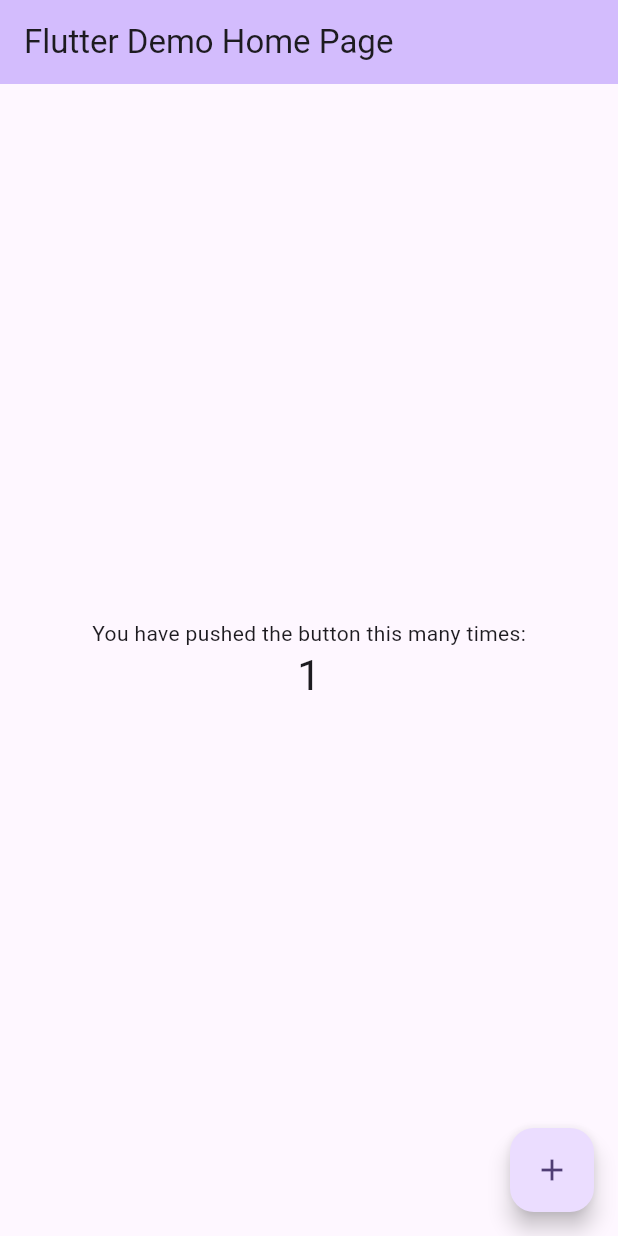
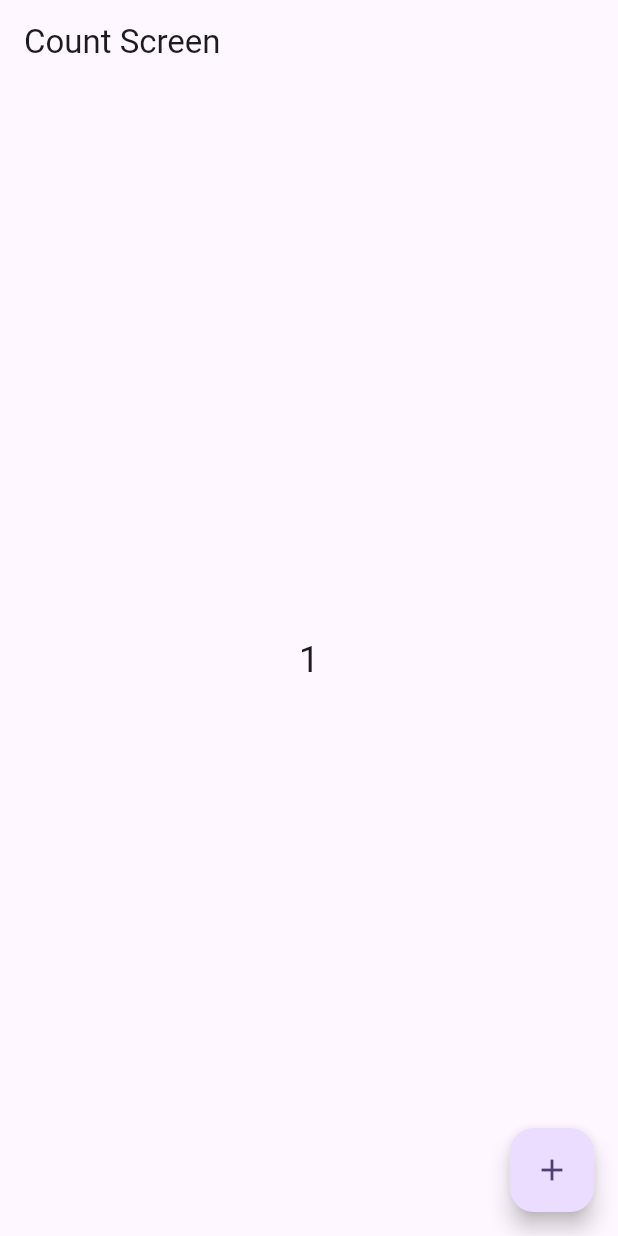
Before and after one commit to Sumair-Ali507/Learn-Provider, a Flutter app: the screen it shows after launch, after a tap on the "add" icon, on a phone screen of 412 x 824 dp. Run offline on Flutter 3.47's test engine with Material 3 defaults, Android fonts, the phone set to English and light mode, and no system bars.

Commit message:
Learn Single Provider

```diff
--- /dev/null
+++ b/learn_provider/lib/Provider/Screens/count_screen.dart
@@ -0,0 +1,45 @@
+import 'package:flutter/material.dart';
+import 'package:learn_provider/Provider/count_provider.dart';
+import 'package:provider/provider.dart';
+
+
+class CountScreen extends StatefulWidget {
+   CountScreen({super.key});
+
+
+
+  @override
+  State<CountScreen> createState() => _CountScreenState();
+}
+
+class _CountScreenState extends State<CountScreen> {
+  @override
+  Widget build(BuildContext context) {
+    final countProvider = Provider.of<CountProvider>(context, listen: false);
+    return Scaffold(
+      appBar: AppBar(
+        title: const Text('Count Screen'),
+      ),
+      body: Column(
+        mainAxisAlignment: MainAxisAlignment.center,
+        crossAxisAlignment: CrossAxisAlignment.center,
+        children: [
+          Center(child: Consumer<CountProvider>(
+              builder: (context , value,child) {
+                return Text(value.count.toString() ,style: (TextStyle(fontSize: 24,)),);
+              }
+          )),
+        ],
+      ),
+
+      floatingActionButton: FloatingActionButton(
+        onPressed: () {
+          countProvider.setCount();
+
+
+        },
+        child: const Icon(Icons.add),
+      ),
+    );
+  }
+}
--- /dev/null
+++ b/learn_provider/lib/Provider/count_provider.dart
@@ -0,0 +1,15 @@
+import 'package:flutter/foundation.dart';
+
+class CountProvider with ChangeNotifier{
+  int _count = 0;
+  int get count => _count;
+
+  void setCount(){
+
+    _count++;
+    notifyListeners();
+  }
+
+
+
+}
--- a/learn_provider/lib/main.dart
+++ b/learn_provider/lib/main.dart
@@ -1,4 +1,7 @@
 import 'package:flutter/material.dart';
+import 'package:learn_provider/Provider/Screens/count_screen.dart';
+import 'package:learn_provider/Provider/count_provider.dart';
+import 'package:provider/provider.dart';
 
 void main() {
   runApp(const MyApp());
@@ -10,7 +13,10 @@ class MyApp extends StatelessWidget {
   // This widget is the root of your application.
   @override
   Widget build(BuildContext context) {
-    return MaterialApp(
+
+    return ChangeNotifierProvider(
+        create: (_) => CountProvider(),
+      child: MaterialApp(
         title: 'Flutter Demo',
         theme: ThemeData(
           // This is the theme of your application.
@@ -31,95 +37,10 @@ class MyApp extends StatelessWidget {
           colorScheme: ColorScheme.fromSeed(seedColor: Colors.deepPurple),
           useMaterial3: true,
         ),
-      home: const MyHomePage(title: 'Flutter Demo Home Page'),
+        home: CountScreen(),
+      ) ,
     );
+
+
   }
 }
-
-class MyHomePage extends StatefulWidget {
-  const MyHomePage({super.key, required this.title});
-
-  // This widget is the home page of your application. It is stateful, meaning
-  // that it has a State object (defined below) that contains fields that affect
-  // how it looks.
-
-  // This class is the configuration for the state. It holds the values (in this
-  // case the title) provided by the parent (in this case the App widget) and
-  // used by the build method of the State. Fields in a Widget subclass are
-  // always marked "final".
-
-  final String title;
-
-  @override
-  State<MyHomePage> createState() => _MyHomePageState();
-}
-
-class _MyHomePageState extends State<MyHomePage> {
-  int _counter = 0;
-
-  void _incrementCounter() {
-    setState(() {
-      // This call to setState tells the Flutter framework that something has
-      // changed in this State, which causes it to rerun the build method below
-      // so that the display can reflect the updated values. If we changed
-      // _counter without calling setState(), then the build method would not be
-      // called again, and so nothing would appear to happen.
-      _counter++;
-    });
-  }
-
-  @override
-  Widget build(BuildContext context) {
-    // This method is rerun every time setState is called, for instance as done
-    // by the _incrementCounter method above.
-    //
-    // The Flutter framework has been optimized to make rerunning build methods
-    // fast, so that you can just rebuild anything that needs updating rather
-    // than having to individually change instances of widgets.
-    return Scaffold(
-      appBar: AppBar(
-        // TRY THIS: Try changing the color here to a specific color (to
-        // Colors.amber, perhaps?) and trigger a hot reload to see the AppBar
-        // change color while the other colors stay the same.
-        backgroundColor: Theme.of(context).colorScheme.inversePrimary,
-        // Here we take the value from the MyHomePage object that was created by
-        // the App.build method, and use it to set our appbar title.
-        title: Text(widget.title),
-      ),
-      body: Center(
-        // Center is a layout widget. It takes a single child and positions it
-        // in the middle of the parent.
-        child: Column(
-          // Column is also a layout widget. It takes a list of children and
-          // arranges them vertically. By default, it sizes itself to fit its
-          // children horizontally, and tries to be as tall as its parent.
-          //
-          // Column has various properties to control how it sizes itself and
-          // how it positions its children. Here we use mainAxisAlignment to
-          // center the children vertically; the main axis here is the vertical
-          // axis because Columns are vertical (the cross axis would be
-          // horizontal).
-          //
-          // TRY THIS: Invoke "debug painting" (choose the "Toggle Debug Paint"
-          // action in the IDE, or press "p" in the console), to see the
-          // wireframe for each widget.
-          mainAxisAlignment: MainAxisAlignment.center,
-          children: <Widget>[
-            const Text(
-              'You have pushed the button this many times:',
-            ),
-            Text(
-              '$_counter',
-              style: Theme.of(context).textTheme.headlineMedium,
-            ),
-          ],
-        ),
-      ),
-      floatingActionButton: FloatingActionButton(
-        onPressed: _incrementCounter,
-        tooltip: 'Increment',
-        child: const Icon(Icons.add),
-      ), // This trailing comma makes auto-formatting nicer for build methods.
-    );
-  }
-}
```
Lines whose indentation alone changed are shown as unchanged.
